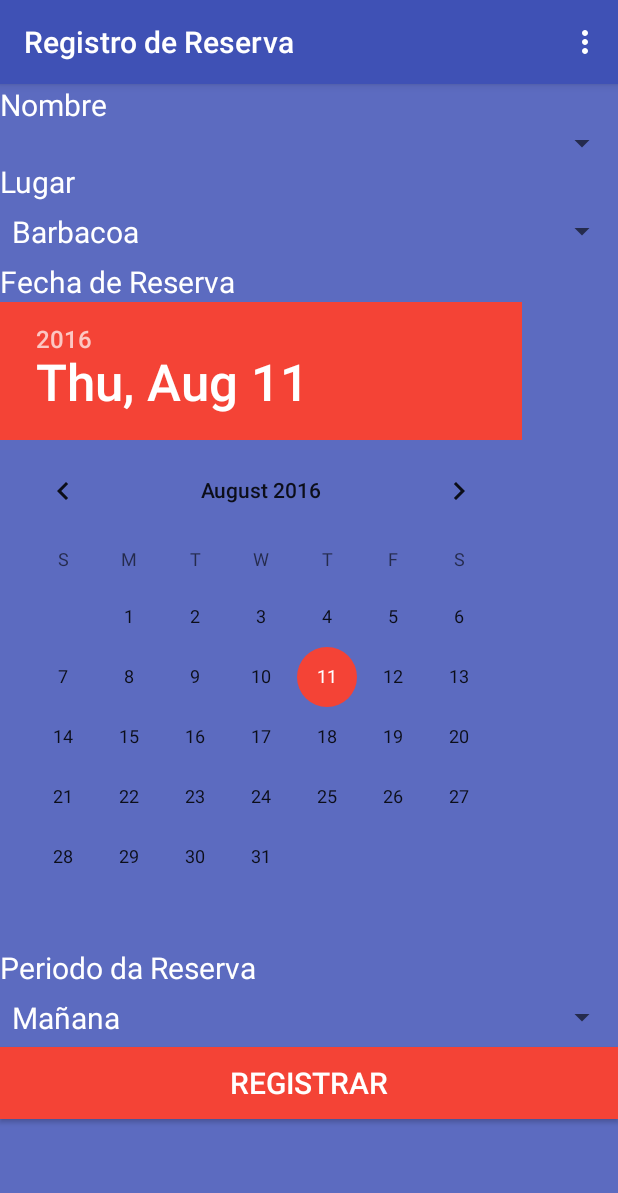
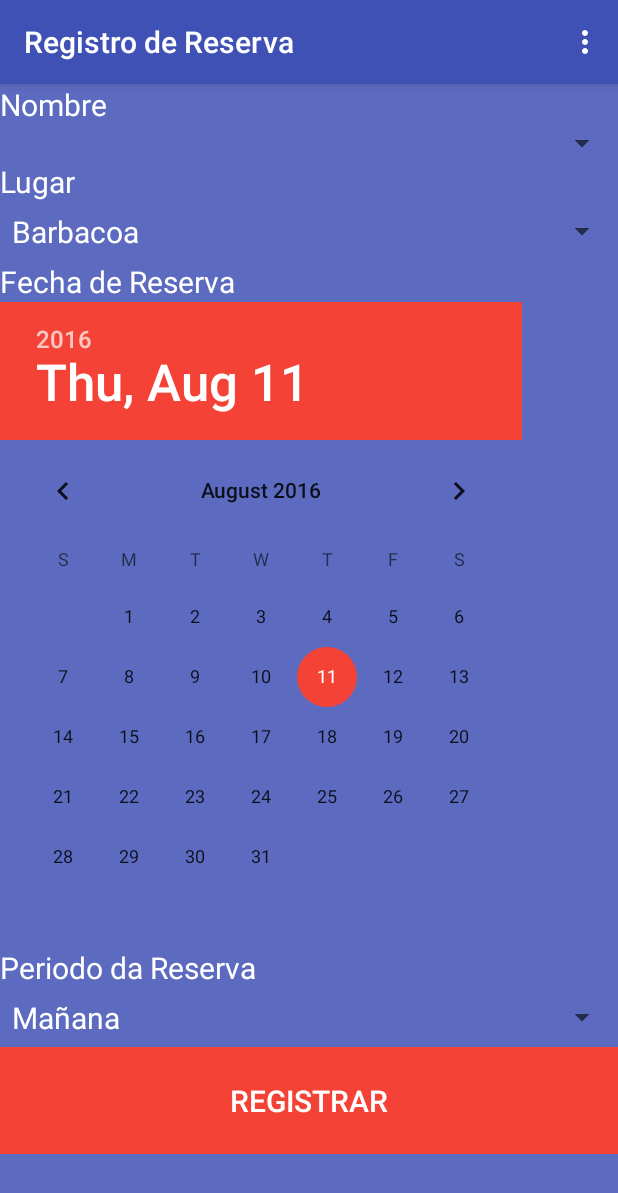
Before and after one commit to lovis777/CondominApp, an Android app: the ReservaNueva screen opened directly, with no data from a screen before it, on a phone screen of 412 x 824 dp. Shown: the top 1193 px of the screen. Run offline under Robolectric (Android 15) with nearby library versions, the phone set to English and light mode, and no system bars; 2 statements that could not run were skipped.

Commit message:
se actualizo scroll

```diff
--- a/app/src/main/res/layout/lay_reserva_nueva.xml
+++ b/app/src/main/res/layout/lay_reserva_nueva.xml
@@ -1,10 +1,21 @@
 <LinearLayout
     xmlns:android="http://schemas.android.com/apk/res/android"
-    xmlns:tools="http://schemas.android.com/tools" android:layout_width="match_parent"
+    xmlns:tools="http://schemas.android.com/tools"
+    android:layout_width="match_parent"
     android:layout_height="match_parent"
     android:orientation="vertical"
     android:background="@color/background"
     tools:context="com.condominio.proy.condominapp.activity.activitys.ReservaNueva">
+
+    <ScrollView
+        android:layout_width="fill_parent"
+        android:layout_height="fill_parent">
+
+
+        <LinearLayout
+            android:layout_width="fill_parent"
+            android:layout_height="fill_parent"
+            android:orientation="vertical">
 
             <TextView
                 android:layout_width="wrap_content"
@@ -62,10 +73,20 @@
 
             <Button
                 android:layout_width="match_parent"
-        android:layout_height="wrap_content"
+                android:layout_height="71dp"
                 android:text="Registrar"
                 android:background="@color/accentColor"
                 style="@style/cordotexto"
                 android:id="@+id/btnRegistrarRes" />
 
+
         </LinearLayout>
+
+
+
+
+    </ScrollView>
+
+
+
+</LinearLayout>
```
Lines whose indentation alone changed are shown as unchanged.
